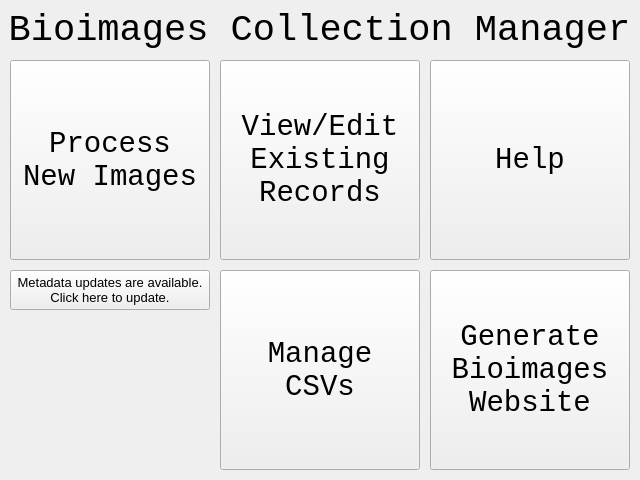
The window that src/startwindow.ui (kopolzin/bioimages-collection-manager) describes before a commit, drawn with Qt 5.
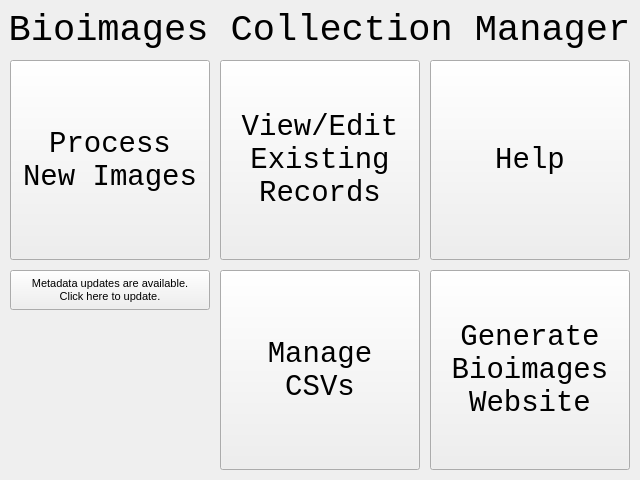
The same window after the commit. Icons and pictures are not drawn.

The edit to the form file:
```diff
--- a/src/startwindow.ui
+++ b/src/startwindow.ui
@@ -149,9 +149,9 @@
    <property name="geometry">
     <rect>
      <x>-1</x>
-     <y>0</y>
+     <y>10</y>
      <width>641</width>
-     <height>61</height>
+     <height>41</height>
     </rect>
    </property>
    <property name="font">
@@ -176,6 +176,24 @@
      <height>200</height>
     </rect>
    </property>
+   <property name="sizePolicy">
+    <sizepolicy hsizetype="Fixed" vsizetype="Fixed">
+     <horstretch>0</horstretch>
+     <verstretch>0</verstretch>
+    </sizepolicy>
+   </property>
+   <property name="minimumSize">
+    <size>
+     <width>200</width>
+     <height>200</height>
+    </size>
+   </property>
+   <property name="maximumSize">
+    <size>
+     <width>200</width>
+     <height>200</height>
+    </size>
+   </property>
    <property name="toolTip">
     <string>&lt;i&gt;Asimina triloba&lt;/i&gt; (pawpaw)</string>
    </property>
@@ -192,9 +210,15 @@
      <height>40</height>
     </rect>
    </property>
+   <property name="maximumSize">
+    <size>
+     <width>200</width>
+     <height>16777215</height>
+    </size>
+   </property>
    <property name="font">
     <font>
-     <pointsize>10</pointsize>
+     <pointsize>8</pointsize>
     </font>
    </property>
    <property name="text">
```
